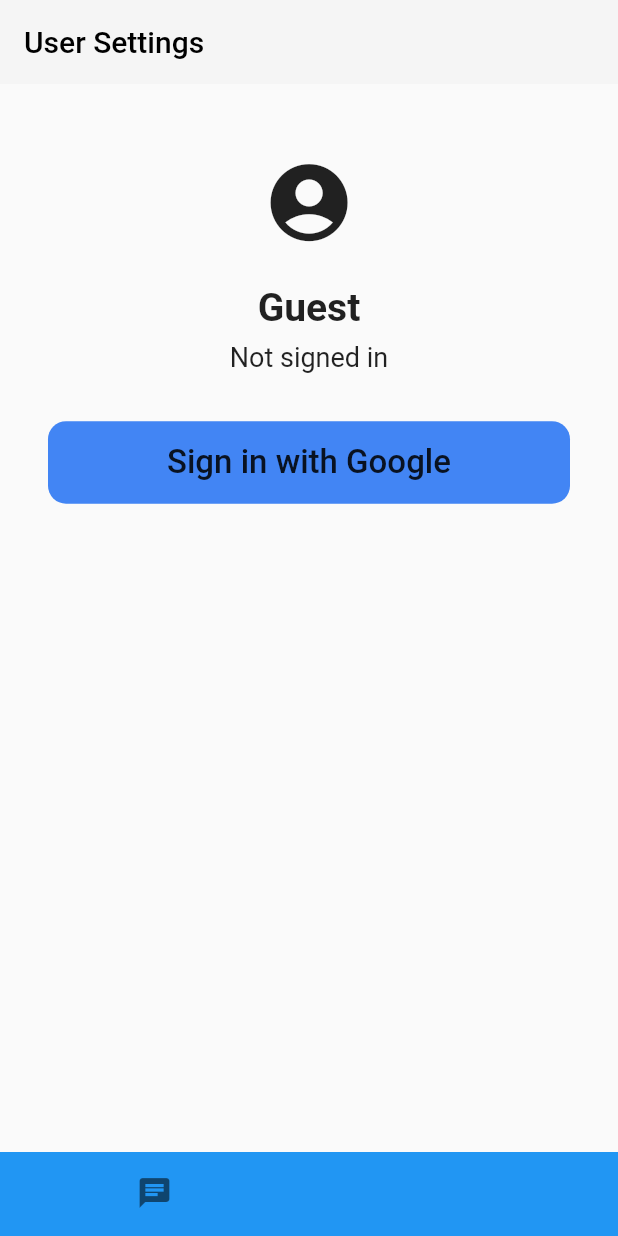
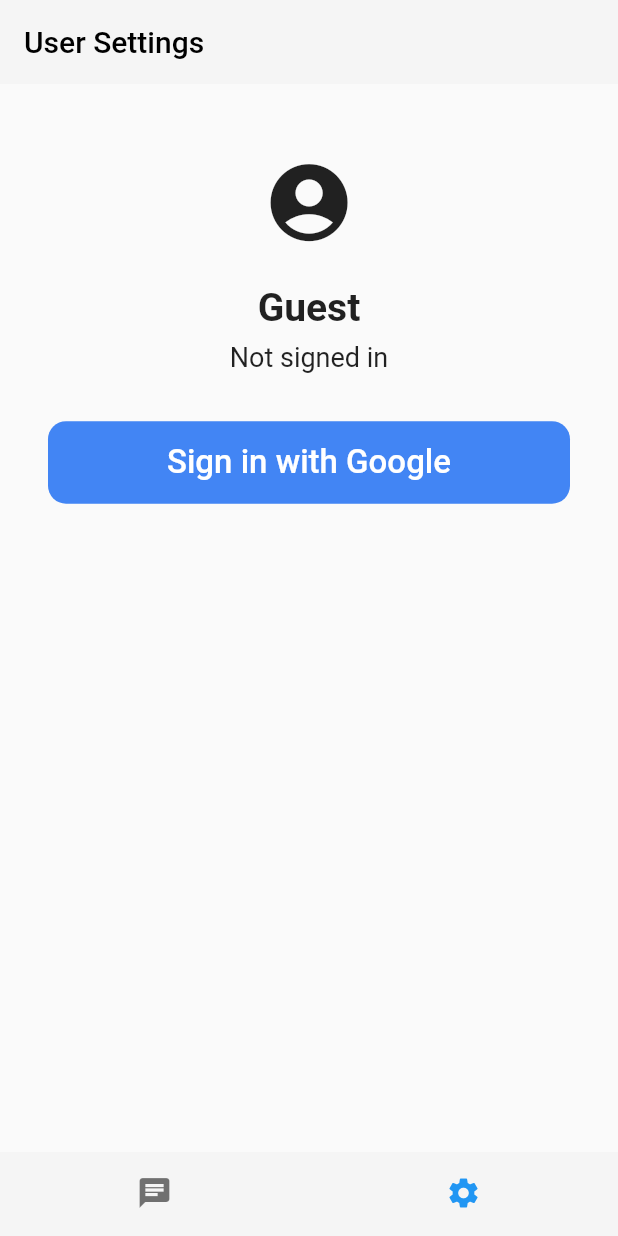
Before and after one commit to kylerwsm/whatsup, a Flutter app: the screen it shows after launch, item 2 of the bottom bar chosen, on a phone screen of 412 x 824 dp. Run offline on Flutter 3.47's test engine with Material 2 defaults, Android fonts, the phone set to English and light mode, and no system bars; our stand-ins replace cloud_firestore, firebase_auth, google_sign_in; accounts and stored records are empty.

Commit message:
theme color changes

```diff
--- a/lib/app_state.dart
+++ b/lib/app_state.dart
@@ -87,6 +87,7 @@ class AppState extends ChangeNotifier {
   void signOut() async {
     // Signs user out of Firebase.
     await _firebaseAuth.signOut();
+    await _googleSignIn.signOut();
     // Update user variables.
     _userPhotoUrl = null;
     _userDisplayName = null;
--- a/lib/main.dart
+++ b/lib/main.dart
@@ -66,7 +66,7 @@ class _BottomNavigatorViewState extends State<BottomNavigatorView> {
         // and unselected font sizes to emphasize the selected option.
         unselectedFontSize: 12.0,
         selectedFontSize: 12.0,
-        backgroundColor: Theme.of(context).primaryColor,
+        backgroundColor: Theme.of(context).appBarTheme.color,
         elevation: 0.0,
         // The current active index is represented by our
         // [currentIndex] variable.
--- a/lib/user_settings.dart
+++ b/lib/user_settings.dart
@@ -19,6 +19,7 @@ class UserSettings extends StatelessWidget {
         slivers: <Widget>[
           SliverAppBar(
             title: Text('User Settings'),
+            pinned: true,
           ),
           SliverToBoxAdapter(
             child: Column(
@@ -68,8 +69,7 @@ class UserSettings extends StatelessWidget {
                 SizedBox(height: 8.0),
                 // Shows the user's email.
                 Text(
-                  Provider.of<AppState>(context).userDisplayName ??
-                      'Not signed in',
+                  Provider.of<AppState>(context).userEmail ?? 'Not signed in',
                   style: TextStyle(
                     fontSize: 18.0,
                   ),
@@ -92,6 +92,7 @@ class UserSettings extends StatelessWidget {
                           child: Text(
                             'Sign in with Google',
                             style: TextStyle(
+                              color: Colors.white,
                               fontSize: 22.0,
                             ),
                           ),
@@ -114,6 +115,7 @@ class UserSettings extends StatelessWidget {
                           child: Text(
                             'Sign out',
                             style: TextStyle(
+                              color: Colors.white,
                               fontSize: 22.0,
                             ),
                           ),
```
Also changed, not shown: lib/user_chat.dart (+6 -2 lines).
